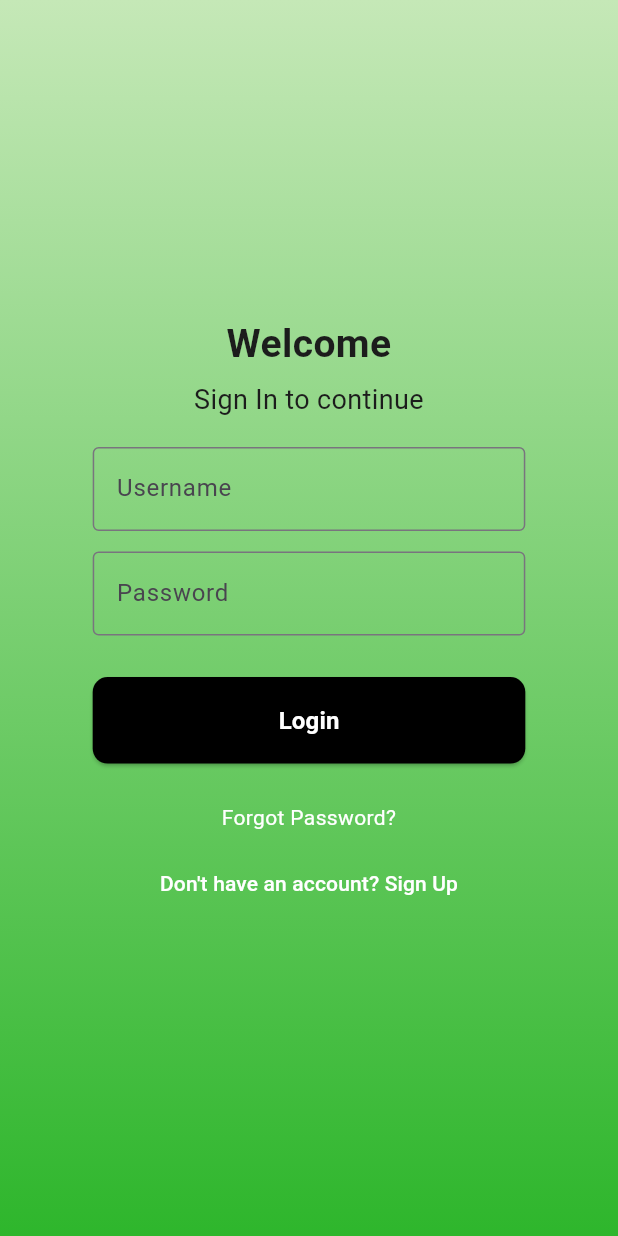
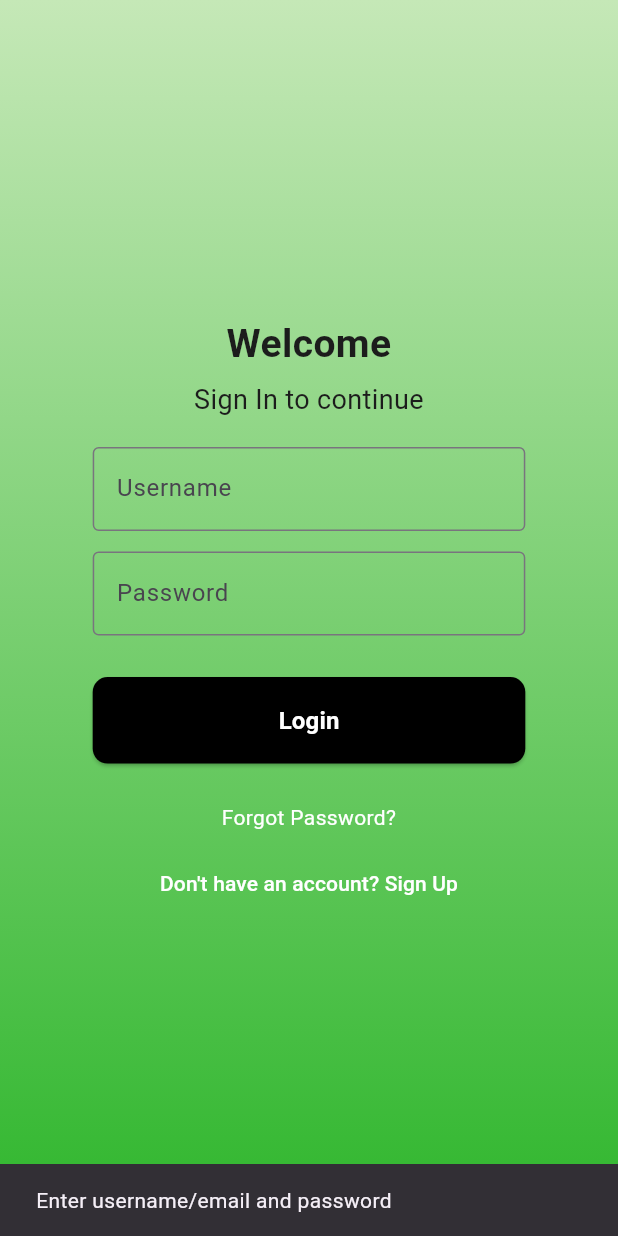
Before and after one commit to mirraiee/bb88_auth, a Flutter app: the screen it shows after launch, after a tap on "Login", on a phone screen of 412 x 824 dp. Run offline on Flutter 3.47's test engine with Material 3 defaults, Android fonts, the phone set to English and light mode, and no system bars; Roboto replaces fonts that are missing (Poppins).

Commit message:
Add home page and implement login logic
Introduces HomePage widget for post-login navigation. Implements login logic in signin.dart with HTTP request, server response handling, and navigation to HomePage on successful login

```diff
--- a/lib/signin.dart
+++ b/lib/signin.dart
@@ -1,5 +1,8 @@
+import 'dart:convert';
+import 'package:http/http.dart' as http;
 import 'package:flutter/material.dart';
 import 'signup.dart';
+import 'home.dart';
 
 class LoginPage extends StatefulWidget {
   @override
@@ -9,6 +12,8 @@ class LoginPage extends StatefulWidget {
 class _LoginPageState extends State<LoginPage> {
   final _usernameController = TextEditingController();
   final _passwordController = TextEditingController();
+  final String _loginUrl = 'http://127.0.0.1/flutter_api/get_users.php';
+
 
   @override
   void dispose() {
@@ -19,6 +24,68 @@ class _LoginPageState extends State<LoginPage> {
 
   void _goToSignup() {
     Navigator.pushNamed(context, '/signup'); // uses named route from main.dart
+  }
+
+  Future<void> _attemptLogin() async {
+    final username = _usernameController.text.trim();
+    final password = _passwordController.text;
+    if (username.isEmpty || password.isEmpty) {
+      ScaffoldMessenger.of(context).showSnackBar(const SnackBar(content: Text('Enter username/email and password')));
+      return;
+    }
+
+    ScaffoldMessenger.of(context).showSnackBar(const SnackBar(content: Text('Logging in...')));
+
+    try {
+      final resp = await http.post(Uri.parse(_loginUrl), body: {
+        'username': username,
+        'password': password,
+      }).timeout(const Duration(seconds: 8));
+
+      // Try parse JSON and pick "message" if present
+      String? serverMessage;
+      Map<String, dynamic>? jsonBody;
+      try {
+        final decoded = json.decode(resp.body);
+        if (decoded is Map<String, dynamic>) {
+          jsonBody = decoded;
+          serverMessage = (decoded['message'] ?? decoded['msg'] ?? decoded['error'])?.toString();
+        }
+      } catch (_) {
+        // invalid json -> leave serverMessage null
+      }
+
+      if (resp.statusCode == 200 && jsonBody != null) {
+        final success = jsonBody['success'] == true;
+        final message = serverMessage ?? (success ? 'Login successful' : 'Login failed');
+        ScaffoldMessenger.of(context).showSnackBar(SnackBar(content: Text(message)));
+        if (success) {
+          final usernameFromServer = (jsonBody['user']?['username'] ?? '') as String;
+          if (!mounted) return;
+          Navigator.pushReplacement(
+            context,
+            MaterialPageRoute(builder: (_) => HomePage(username: usernameFromServer)),
+          );
+        }
+        return;
+      }
+
+      // Non-200 or non-json: prefer server message if present, otherwise map code -> friendly text
+      if (serverMessage != null && serverMessage.isNotEmpty) {
+        ScaffoldMessenger.of(context).showSnackBar(SnackBar(content: Text(serverMessage)));
+      } else {
+        String friendly;
+        if (resp.statusCode == 400) friendly = 'Please fill all required fields.';
+        else if (resp.statusCode == 401) friendly = 'Invalid username or password.';
+        else if (resp.statusCode == 403) friendly = 'Access denied.';
+        else if (resp.statusCode == 404) friendly = 'Service not found.';
+        else if (resp.statusCode == 500) friendly = 'Server error. Try again later.';
+        else friendly = 'Unexpected error (${resp.statusCode}). Please try again.';
+        ScaffoldMessenger.of(context).showSnackBar(SnackBar(content: Text(friendly)));
+      }
+    } catch (e) {
+      ScaffoldMessenger.of(context).showSnackBar(const SnackBar(content: Text('Network error. Check your connection.')));
+    }
   }
 
   @override
@@ -89,9 +156,7 @@ class _LoginPageState extends State<LoginPage> {
                   SizedBox(
                     height: MediaQuery.of(context).size.height * 0.07,
                     child: ElevatedButton(
-                      onPressed: () {
-                        // handle login
-                      },
+                      onPressed: _attemptLogin,
                       style: ElevatedButton.styleFrom(
                         backgroundColor: Color.fromARGB(255, 0, 0, 0),
                         shape: RoundedRectangleBorder(
--- a/lib/signup.dart
+++ b/lib/signup.dart
@@ -82,7 +82,6 @@ class _SignupPageState extends State<SignupPage> {
   @override
   Widget build(BuildContext context) {
     return Scaffold(
-      appBar: AppBar(title: const Text('Signup')),
       body: Container(
         decoration: const BoxDecoration(
           gradient: LinearGradient(
```
Also changed, not shown: lib/home.dart (added, +34 -0 lines).
